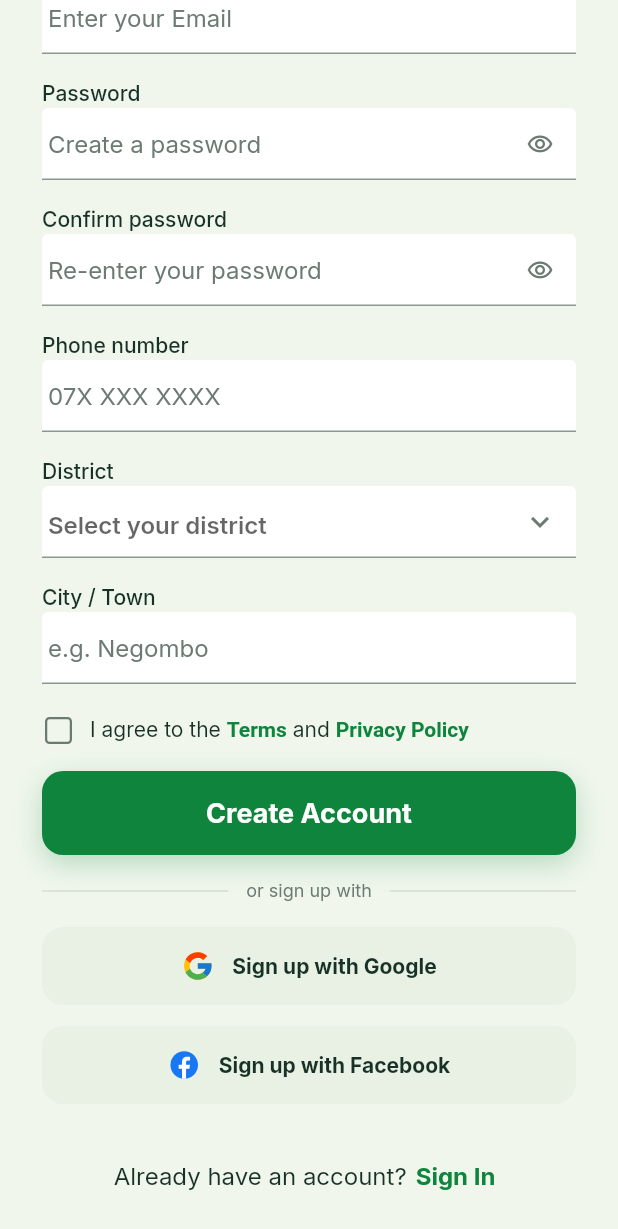
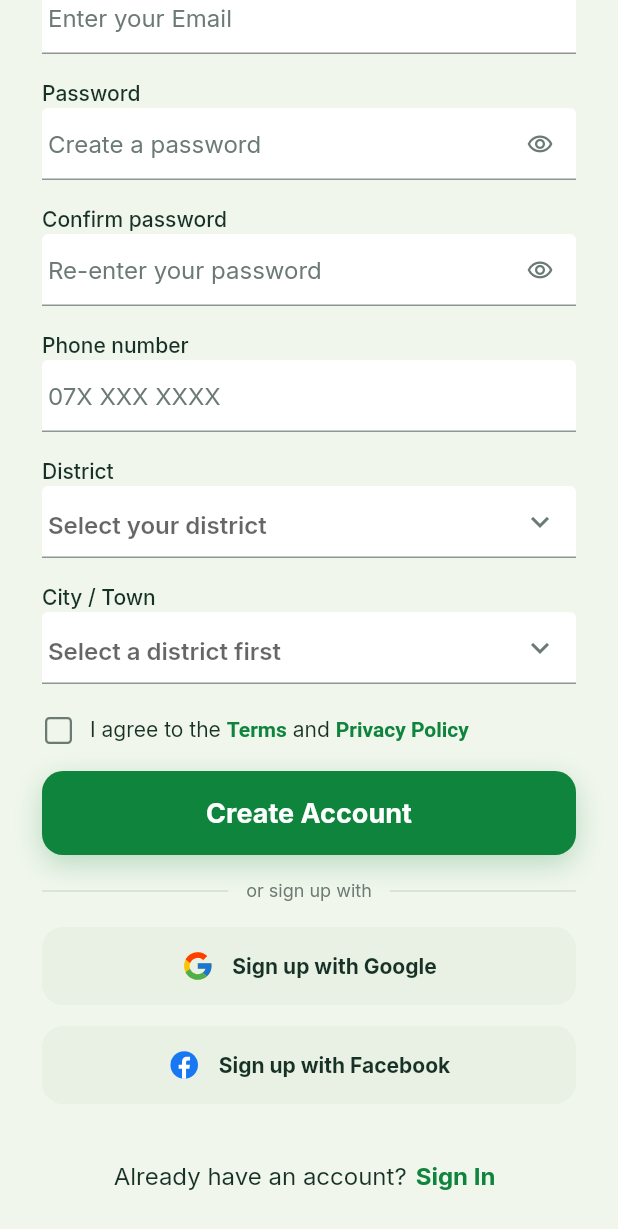
Before and after one commit to ShareLoop-Team/ShareLoop, a Flutter app: the _RegisterView screen opened directly, scrolled down 439 dp, on a phone screen of 412 x 824 dp. Shown: the top 1229 px of the screen. Run offline on Flutter 3.47's test engine with Material 3 defaults, Android fonts, the phone set to English and light mode, and no system bars; our stand-ins replace camera, firebase_auth, firebase_core, flutter_svg, image_picker, permission_handler and 2 more; accounts and stored records are empty.

Commit message:
feat(location): pick the city from the chosen district at registration
- Bundle a district-to-city table for all 25 Sri Lankan districts
  (capital first, then the main towns A-Z), with helpers to check that a
  city belongs to a district.
- Add CityDropdownField, which offers only the selected district's
  cities and stays disabled until a district is chosen.
- Registration uses it instead of a free-text city; changing the
  district drops a city that is not in it.
- Test that every district has cities, that no city sits in two
  districts, and the registration district/city rules.

Co-Authored-By: Claude Opus 5.5 <noreply@anthropic.com>

```diff
--- a/lib/controllers/register_controller.dart
+++ b/lib/controllers/register_controller.dart
@@ -1,5 +1,6 @@
 import 'package:flutter/widgets.dart';
 
+import '../core/constants/sri_lanka_locations.dart';
 import '../core/routes/app_routes.dart';
 import 'auth_controller.dart';
 
@@ -11,6 +12,9 @@ class RegisterController extends ChangeNotifier {
 
   bool obscurePassword = true;
   String? district;
+
+  /// Always one of [district]'s cities, or null.
+  String? city;
   bool agreedToTerms = false;
 
   void togglePasswordVisibility() {
@@ -23,8 +27,15 @@ class RegisterController extends ChangeNotifier {
     notifyListeners();
   }
 
+  /// Picking another district drops a city that isn't in it.
   void selectDistrict(String? value) {
     district = value;
+    city = SriLankaLocations.validCity(value, city);
+    notifyListeners();
+  }
+
+  void selectCity(String? value) {
+    city = SriLankaLocations.validCity(district, value);
     notifyListeners();
   }
 
@@ -37,7 +48,6 @@ class RegisterController extends ChangeNotifier {
     required String email,
     required String password,
     required String phone,
-    required String city,
   }) async {
     final success = await auth.register(
       name: name,
@@ -45,7 +55,7 @@ class RegisterController extends ChangeNotifier {
       password: password,
       phone: phone,
       district: district ?? '',
-      city: city,
+      city: city ?? '',
     );
     if (success && navigator.mounted) {
       navigator.pushReplacementNamed(AppRoutes.home);
--- /dev/null
+++ b/lib/core/constants/sri_lanka_locations.dart
@@ -0,0 +1,292 @@
+/// Main cities and towns of each of Sri Lanka's 25 districts, bundled with
+/// the app (no location API). Registration, Edit Profile and Home all use
+/// this one table, so a city is only ever offered under its own district.
+///
+/// Each list starts with the district's capital, then the rest A–Z. To add a
+/// town, put it under the district it administratively belongs to.
+library;
+
+import 'app_constants.dart';
+
+class SriLankaLocations {
+  SriLankaLocations._();
+
+  static const Map<String, List<String>> citiesByDistrict = {
+    'Ampara': [
+      'Ampara',
+      'Akkaraipattu',
+      'Dehiattakandiya',
+      'Kalmunai',
+      'Maha Oya',
+      'Pottuvil',
+      'Sammanthurai',
+      'Uhana',
+    ],
+    'Anuradhapura': [
+      'Anuradhapura',
+      'Eppawala',
+      'Galenbindunuwewa',
+      'Horowpothana',
+      'Kekirawa',
+      'Medawachchiya',
+      'Mihintale',
+      'Tambuttegama',
+    ],
+    'Badulla': [
+      'Badulla',
+      'Bandarawela',
+      'Ella',
+      'Hali-Ela',
+      'Haputale',
+      'Mahiyanganaya',
+      'Passara',
+      'Welimada',
+    ],
+    'Batticaloa': [
+      'Batticaloa',
+      'Chenkalady',
+      'Eravur',
+      'Kaluwanchikudy',
+      'Kattankudy',
+      'Valaichchenai',
+    ],
+    'Colombo': [
+      'Colombo',
+      'Avissawella',
+      'Battaramulla',
+      'Boralesgamuwa',
+      'Dehiwala-Mount Lavinia',
+      'Homagama',
+      'Kaduwela',
+      'Kolonnawa',
+      'Maharagama',
+      'Moratuwa',
+      'Nugegoda',
+      'Padukka',
+      'Piliyandala',
+      'Sri Jayawardenepura Kotte',
+    ],
+    'Galle': [
+      'Galle',
+      'Ambalangoda',
+      'Baddegama',
+      'Bentota',
+      'Elpitiya',
+      'Habaraduwa',
+      'Hikkaduwa',
+      'Karandeniya',
+      'Unawatuna',
+    ],
+    'Gampaha': [
+      'Gampaha',
+      'Divulapitiya',
+      'Ja-Ela',
+      'Kadawatha',
+      'Kandana',
+      'Katunayake',
+      'Kelaniya',
+      'Kiribathgoda',
+      'Minuwangoda',
+      'Mirigama',
+      'Negombo',
+      'Nittambuwa',
+      'Ragama',
+      'Seeduwa',
+      'Veyangoda',
+      'Wattala',
+    ],
+    'Hambantota': [
+      'Hambantota',
+      'Ambalantota',
+      'Beliatta',
+      'Suriyawewa',
+      'Tangalle',
+      'Tissamaharama',
+      'Weeraketiya',
+    ],
+    'Jaffna': [
+      'Jaffna',
+      'Chankanai',
+      'Chavakachcheri',
+      'Kayts',
+      'Kopay',
+      'Nallur',
+      'Point Pedro',
+      'Valvettithurai',
+    ],
+    'Kalutara': [
+      'Kalutara',
+      'Agalawatta',
+      'Aluthgama',
+      'Bandaragama',
+      'Beruwala',
+      'Horana',
+      'Ingiriya',
+      'Matugama',
+      'Panadura',
+      'Wadduwa',
+    ],
+    'Kandy': [
+      'Kandy',
+      'Akurana',
+      'Digana',
+      'Gampola',
+      'Kadugannawa',
+      'Katugastota',
+      'Kundasale',
+      'Nawalapitiya',
+      'Peradeniya',
+      'Pilimathalawa',
+      'Wattegama',
+    ],
+    'Kegalle': [
+      'Kegalle',
+      'Dehiowita',
+      'Deraniyagala',
+      'Galigamuwa',
+      'Mawanella',
+      'Rambukkana',
+      'Ruwanwella',
+      'Warakapola',
+      'Yatiyantota',
+    ],
+    'Kilinochchi': [
+      'Kilinochchi',
+      'Pallai',
+      'Paranthan',
+      'Poonakary',
+    ],
+    'Kurunegala': [
+      'Kurunegala',
+      'Alawwa',
+      'Galgamuwa',
+      'Hettipola',
+      'Ibbagamuwa',
+      'Kuliyapitiya',
+      'Mawathagama',
+      'Narammala',
+      'Nikaweratiya',
+      'Pannala',
+      'Polgahawela',
+      'Wariyapola',
+    ],
+    'Mannar': [
+      'Mannar',
+      'Madhu',
+      'Murunkan',
+      'Nanattan',
+      'Pesalai',
+    ],
+    'Matale': [
+      'Matale',
+      'Dambulla',
+      'Galewela',
+      'Naula',
+      'Palapathwala',
+      'Rattota',
+      'Sigiriya',
+      'Ukuwela',
+    ],
+    'Matara': [
+      'Matara',
+      'Akuressa',
+      'Deniyaya',
+      'Devinuwara',
+      'Dikwella',
+      'Hakmana',
+      'Kamburupitiya',
+      'Mirissa',
+      'Weligama',
+    ],
+    'Monaragala': [
+      'Monaragala',
+      'Bibile',
+      'Buttala',
+      'Kataragama',
+      'Medagama',
+      'Siyambalanduwa',
+      'Wellawaya',
+    ],
+    'Mullaitivu': [
+      'Mullaitivu',
+      'Mallavi',
+      'Mankulam',
+      'Oddusuddan',
+      'Puthukudiyiruppu',
+    ],
+    'Nuwara Eliya': [
+      'Nuwara Eliya',
+      'Hanguranketha',
+      'Hatton',
+      'Kotagala',
+      'Maskeliya',
+      'Nanu Oya',
+      'Ragala',
+      'Talawakele',
+      'Walapane',
+    ],
+    'Polonnaruwa': [
+      'Polonnaruwa',
+      'Aralaganwila',
+      'Dimbulagala',
+      'Hingurakgoda',
+      'Kaduruwela',
+      'Manampitiya',
+      'Medirigiriya',
+      'Welikanda',
+    ],
+    'Puttalam': [
+      'Puttalam',
+      'Anamaduwa',
+      'Chilaw',
+      'Dankotuwa',
+      'Kalpitiya',
+      'Marawila',
+      'Nattandiya',
+      'Nawagattegama',
+      'Wennappuwa',
+    ],
+    'Ratnapura': [
+      'Ratnapura',
+      'Balangoda',
+      'Eheliyagoda',
+      'Embilipitiya',
+      'Kahawatta',
+      'Kalawana',
+      'Kuruwita',
+      'Pelmadulla',
+      'Rakwana',
+    ],
+    'Trincomalee': [
+      'Trincomalee',
+      'Kantale',
+      'Kinniya',
+      'Kuchchaveli',
+      'Mutur',
+      'Nilaveli',
+    ],
+    'Vavuniya': [
+      'Vavuniya',
+      'Cheddikulam',
+      'Nedunkeni',
+      'Omanthai',
+    ],
+  };
+
+  /// The cities and towns of [district]; empty for none or an unknown one.
+  static List<String> citiesFor(String? district) =>
+      citiesByDistrict[district] ?? const [];
+
+  /// Whether [city] is one of [district]'s listed cities.
+  static bool isCityIn(String? district, String? city) =>
+      city != null && citiesFor(district).contains(city);
+
+  /// [district] if it is one of the 25, else null.
+  static String? validDistrict(String? district) =>
+      AppConstants.sriLankanDistricts.contains(district) ? district : null;
+
+  /// [city] if it belongs to [district], else null — e.g. an old free-text
+  /// city, or one left over from a different district.
+  static String? validCity(String? district, String? city) =>
+      isCityIn(district, city) ? city : null;
+}
--- a/lib/core/localization/app_en.arb
+++ b/lib/core/localization/app_en.arb
@@ -142,6 +142,8 @@
   "homeOpenRequests": "Open requests",
   "homeAllDistricts": "All districts",
   "homeChooseDistrict": "Choose a district",
+  "locationCityHint": "Select your city or town",
+  "locationCityNeedsDistrict": "Select a district first",
   "homeGive": "Give",
   "homeDonorBadge": "{badge} donor",
   "@homeDonorBadge": {
--- a/lib/core/localization/app_si.arb
+++ b/lib/core/localization/app_si.arb
@@ -101,6 +101,8 @@
   "homeOpenRequests": "විවෘත ඉල්ලීම්",
   "homeAllDistricts": "සියලු දිස්ත්‍රික්ක",
   "homeChooseDistrict": "දිස්ත්‍රික්කයක් තෝරන්න",
+  "locationCityHint": "ඔබේ නගරය හෝ ප්‍රදේශය තෝරන්න",
+  "locationCityNeedsDistrict": "මුලින්ම දිස්ත්‍රික්කයක් තෝරන්න",
   "homeGive": "දෙන්න",
   "homeDonorBadge": "{badge} පරිත්‍යාගශීලී",
   "homeNewDonor": "නව පරිත්‍යාගශීලී",
--- a/lib/core/localization/app_ta.arb
+++ b/lib/core/localization/app_ta.arb
@@ -101,6 +101,8 @@
   "homeOpenRequests": "திறந்த கோரிக்கைகள்",
   "homeAllDistricts": "அனைத்து மாவட்டங்கள்",
   "homeChooseDistrict": "மாவட்டத்தைத் தேர்ந்தெடுங்கள்",
+  "locationCityHint": "உங்கள் நகரம் அல்லது ஊரைத் தேர்ந்தெடுங்கள்",
+  "locationCityNeedsDistrict": "முதலில் மாவட்டத்தைத் தேர்ந்தெடுங்கள்",
   "homeGive": "கொடு",
   "homeDonorBadge": "{badge} நன்கொடையாளர்",
   "homeNewDonor": "புதிய நன்கொடையாளர்",
--- a/lib/views/auth/register_screen.dart
+++ b/lib/views/auth/register_screen.dart
@@ -9,6 +9,7 @@ import '../../core/constants/app_constants.dart';
 import '../../core/localization/generated/app_localizations.dart';
 import '../../core/theme/app_theme.dart';
 import '../../widgets/auth_form_widgets.dart';
+import '../../widgets/city_dropdown_field.dart';
 
 /// View: single-account registration form (a user may act as both donor
 /// and requester, so there is no role selector). Field checks happen in the
@@ -39,7 +40,6 @@ class _RegisterViewState extends State<_RegisterView> {
   final _nameController = TextEditingController();
   final _emailController = TextEditingController();
   final _phoneController = TextEditingController();
-  final _cityController = TextEditingController();
   final _passwordController = TextEditingController();
   final _confirmPasswordController = TextEditingController();
   final _controller = RegisterController();
@@ -49,7 +49,6 @@ class _RegisterViewState extends State<_RegisterView> {
     _nameController.dispose();
     _emailController.dispose();
     _phoneController.dispose();
-    _cityController.dispose();
     _passwordController.dispose();
     _confirmPasswordController.dispose();
     _controller.dispose();
@@ -65,7 +64,6 @@ class _RegisterViewState extends State<_RegisterView> {
       email: _emailController.text,
       password: _passwordController.text,
       phone: _phoneController.text,
-      city: _cityController.text,
     );
   }
 
@@ -236,20 +234,11 @@ class _RegisterViewState extends State<_RegisterView> {
                               ),
                               const SizedBox(height: _fieldGap),
                               AuthFieldLabel(l10n.registerCityLabel),
-                              TextFormField(
-                                controller: _cityController,
-                                decoration: authInputDecoration(
-                                  l10n.registerCityHint,
-                                ),
-                                textCapitalization: TextCapitalization.words,
-                                textInputAction: TextInputAction.done,
-                                autofillHints: const [
-                                  AutofillHints.addressCity,
-                                ],
-                                onFieldSubmitted: (_) => _submit(auth),
-                                validator: _required(
-                                  l10n.registerCityRequired,
-                                ),
+                              CityDropdownField(
+                                district: _controller.district,
+                                value: _controller.city,
+                                decoration: authInputDecoration(''),
+                                onChanged: _controller.selectCity,
                               ),
                               const SizedBox(height: 20),
                               _TermsAgreement(
--- /dev/null
+++ b/lib/widgets/city_dropdown_field.dart
@@ -0,0 +1,60 @@
+import 'package:flutter/material.dart';
+
+import '../core/constants/app_colors.dart';
+import '../core/constants/sri_lanka_locations.dart';
+import '../core/localization/generated/app_localizations.dart';
+
+/// City / town picker that offers only [district]'s cities, from
+/// [SriLankaLocations]. Disabled until a district is chosen. Used by both
+/// registration and Edit Profile so they validate the same way.
+class CityDropdownField extends StatelessWidget {
+  const CityDropdownField({
+    super.key,
+    required this.district,
+    required this.value,
+    required this.decoration,
+    required this.onChanged,
+    this.iconColor = AppColors.textSecondary,
+  });
+
+  final String? district;
+
+  /// The chosen city; ignored unless it belongs to [district].
+  final String? value;
+  final InputDecoration decoration;
+  final ValueChanged<String?> onChanged;
+  final Color iconColor;
+
+  @override
+  Widget build(BuildContext context) {
+    final l10n = AppLocalizations.of(context);
+    final cities = SriLankaLocations.citiesFor(district);
+    return DropdownButtonFormField<String>(
+      // A new district starts a fresh field, so a city from the old one
+      // never lingers as the selection.
+      key: ValueKey('city-$district'),
+      initialValue: SriLankaLocations.validCity(district, value),
+      decoration: decoration,
+      hint: Text(
+        cities.isEmpty ? l10n.locationCityNeedsDistrict : l10n.locationCityHint,
+        overflow: TextOverflow.ellipsis,
+      ),
+      isExpanded: true,
+      menuMaxHeight: 320,
+      borderRadius: BorderRadius.circular(16),
+      dropdownColor: AppColors.white,
+      icon: Icon(Icons.keyboard_arrow_down, color: iconColor),
+      items: [
+        for (final city in cities)
+          DropdownMenuItem(
+            value: city,
+            child: Text(city, overflow: TextOverflow.ellipsis),
+          ),
+      ],
+      onChanged: cities.isEmpty ? null : onChanged,
+      validator: (value) => SriLankaLocations.isCityIn(district, value)
+          ? null
+          : l10n.registerCityRequired,
+    );
+  }
+}
```
Also changed, not shown: lib/core/localization/generated/app_localizations.dart, lib/core/localization/generated/app_localizations_en.dart, lib/core/localization/generated/app_localizations_si.dart, lib/core/localization/generated/app_localizations_ta.dart, 1 other file.
